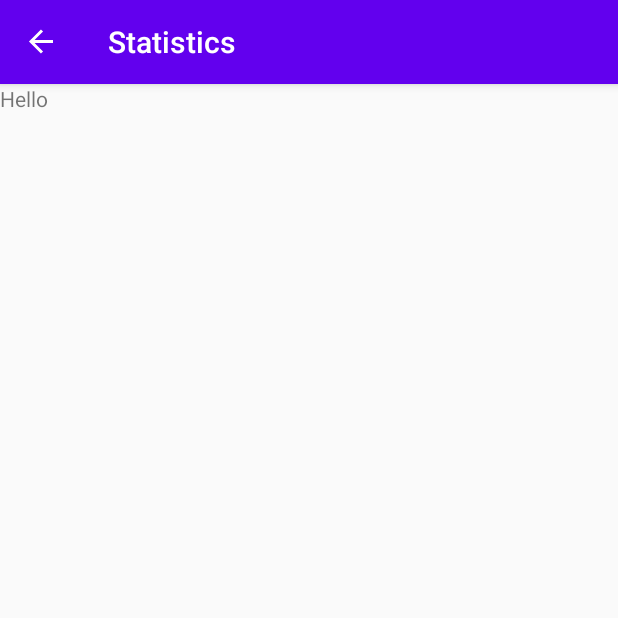
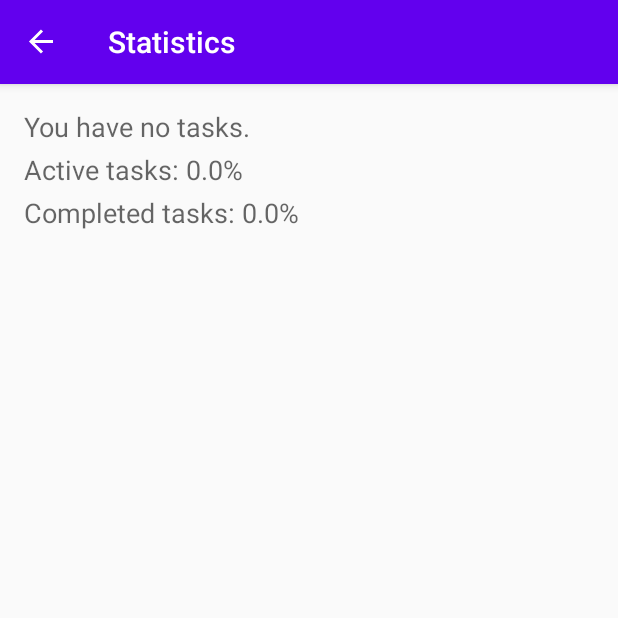
Before and after one commit to angela-aciobanitei/aadc-kotlin-todo-app, an Android app: the StatisticsFragment screen opened through its navigation route, on a phone screen of 412 x 824 dp, the top half of it. Run offline under Robolectric (Android 15) with nearby library versions, the phone set to English and light mode, and no system bars; our stand-ins replace Timber, data binding, navigation-ui; 3 statements that could not run were skipped.

Commit message:
Display tasks stats in statistics fragment

```diff
--- a/app/src/main/java/com/ang/acb/todolearn/ui/statistics/StatisticsFragment.kt
+++ b/app/src/main/java/com/ang/acb/todolearn/ui/statistics/StatisticsFragment.kt
@@ -9,6 +9,7 @@ import androidx.lifecycle.ViewModelProvider
 
 import com.ang.acb.todolearn.R
 import com.ang.acb.todolearn.data.repo.TasksRepository
+import com.ang.acb.todolearn.databinding.StatisticsFragmentBinding
 import com.ang.acb.todolearn.ui.common.ViewModelFactory
 
 class StatisticsFragment : Fragment() {
@@ -20,16 +21,16 @@ class StatisticsFragment : Fragment() {
         ViewModelProvider(this, factory).get(StatisticsViewModel::class.java)
     }
 
+    private lateinit var binding : StatisticsFragmentBinding
+
     override fun onCreateView(
         inflater: LayoutInflater, container: ViewGroup?,
         savedInstanceState: Bundle?
     ): View? {
-        return inflater.inflate(R.layout.statistics_fragment, container, false)
+        binding = StatisticsFragmentBinding.inflate(inflater,container, false)
+        binding.statsViewModel = viewModel
+        binding.lifecycleOwner = viewLifecycleOwner
+
+        return binding.root
     }
-
-    override fun onActivityCreated(savedInstanceState: Bundle?) {
-        super.onActivityCreated(savedInstanceState)
-
-    }
-
 }
--- a/app/src/main/res/layout/statistics_fragment.xml
+++ b/app/src/main/res/layout/statistics_fragment.xml
@@ -1,13 +1,49 @@
 <?xml version="1.0" encoding="utf-8"?>
-<FrameLayout xmlns:android="http://schemas.android.com/apk/res/android"
-    xmlns:tools="http://schemas.android.com/tools"
-    android:layout_width="match_parent"
-    android:layout_height="match_parent"
-    tools:context=".ui.statistics.StatisticsFragment">
+<layout
+    xmlns:android="http://schemas.android.com/apk/res/android"
+    xmlns:tools="http://schemas.android.com/tools">
 
-    <TextView
+    <data>
+        <import type="android.view.View" />
+
+        <variable
+            name="statsViewModel"
+            type="com.ang.acb.todolearn.ui.statistics.StatisticsViewModel" />
+    </data>
+
+    <LinearLayout
         android:layout_width="match_parent"
         android:layout_height="match_parent"
-        android:text="Hello" />
+        android:orientation="vertical"
+        android:padding="@dimen/padding_normal">
 
-</FrameLayout>
+        <TextView
+            android:layout_width="match_parent"
+            android:layout_height="wrap_content"
+            android:text="@string/statistics_no_tasks"
+            android:textAppearance="?android:attr/textAppearanceMedium"
+            android:visibility="@{statsViewModel.empty ? View.VISIBLE : View.GONE}" />
+
+        <TextView
+            android:id="@+id/stats_active_text"
+            android:layout_width="match_parent"
+            android:layout_height="wrap_content"
+            android:paddingTop="@dimen/padding_mini"
+            android:text="@{@string/statistics_active_tasks(statsViewModel.activeTasksPercent)}"
+            android:textAppearance="?android:attr/textAppearanceMedium"
+            android:visibility="@{statsViewModel.empty ? View.GONE : View.VISIBLE}"
+            tools:text="Active tasks: 50%"/>
+
+        <TextView
+            android:id="@+id/stats_completed_text"
+            android:layout_width="match_parent"
+            android:layout_height="wrap_content"
+            android:paddingTop="@dimen/padding_mini"
+            android:text="@{@string/statistics_completed_tasks(statsViewModel.completedTasksPercent)}"
+            android:textAppearance="?android:attr/textAppearanceMedium"
+            android:visibility="@{statsViewModel.empty ? View.GONE : View.VISIBLE}"
+            tools:text="Completed tasks: 50%"/>
+
+    </LinearLayout>
+
+</layout>
--- a/app/src/main/res/menu/tasks_drawer_menu.xml
+++ b/app/src/main/res/menu/tasks_drawer_menu.xml
@@ -4,5 +4,5 @@
     <item
         android:id="@+id/statisticsFragment"
         android:icon="@drawable/ic_assessment"
-        android:title="@string/statistics" />
+        android:title="@string/statistics_title" />
 </menu>
--- a/app/src/main/res/navigation/nav_graph.xml
+++ b/app/src/main/res/navigation/nav_graph.xml
@@ -44,6 +44,7 @@
             app:argType="string"
             app:nullable="false" />
     </fragment>
+
     <fragment
         android:id="@+id/taskDetailsFragment"
         android:name="com.ang.acb.todolearn.ui.details.TaskDetailsFragment"
@@ -67,5 +68,5 @@
     <fragment
         android:id="@+id/statisticsFragment"
         android:name="com.ang.acb.todolearn.ui.statistics.StatisticsFragment"
-        android:label="@string/statistics" />
+        android:label="@string/statistics_title" />
 </navigation>
--- a/app/src/main/res/values/strings.xml
+++ b/app/src/main/res/values/strings.xml
@@ -35,7 +35,7 @@
     <string name="active_tasks">Active tasks</string>
     <string name="completed_tasks">Completed Tasks</string>
 
-    <!-- Preferences -->
+    <!-- Preferences screen-->
     <string name="show_notifications_pref_key" translatable="false">show_notifications_pref_key</string>
     <string name="show_notifications_pref_title">Enable message notifications</string>
 
@@ -45,7 +45,15 @@
     <string name="task_notification_channel_name" translatable="true">Tasks</string>
     <string name="task_notification_channel_description">Tasks Reminder</string>
     <string name="notification_message">"Time to evaluate your priorities today. "</string>
-    <string name="statistics">Statistics</string>
+
+    <!--Statistics screen -->
+    <string name="statistics_title">Statistics</string>
+    <string name="statistics_no_tasks">You have no tasks.</string>
+    <string name="statistics_active_tasks">Active tasks: %.1f%%</string>
+    <string name="statistics_completed_tasks">Completed tasks: %.1f%%</string>
+    <string name="statistics_error">Error loading statistics.</string>
+
+    <!-- Content descriptions -->
     <string name="navigation_view_header_title">Tasks</string>
     <string name="tasks_header_image_content_description">Tasks header image</string>
 
```
